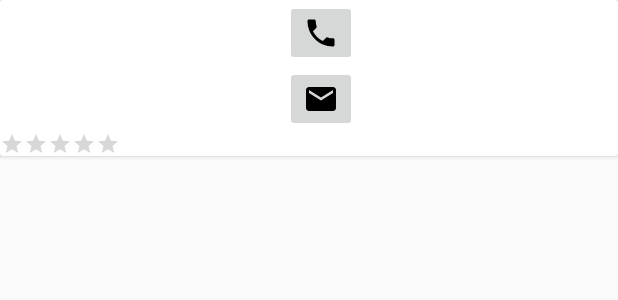
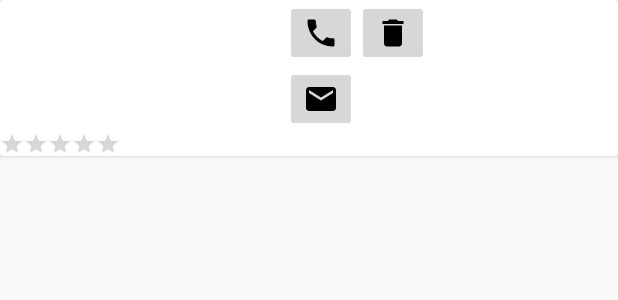
Before and after one commit to ElyaKarapetyan/Android, an Android app: the layout user_model.xml on its own in the app's theme, with its tools: preview values and no code run, on a phone screen of 412 x 824 dp. Shown: the top 300 px of the screen. Run offline under Robolectric (Android 15) with nearby library versions, the phone set to English and light mode, and no system bars.

Commit message:
current version

```diff
--- /dev/null
+++ b/7_31-07/SearchUser/app/src/main/res/drawable/ic_delete.xml
@@ -0,0 +1,9 @@
+<vector xmlns:android="http://schemas.android.com/apk/res/android"
+        android:width="24dp"
+        android:height="24dp"
+        android:viewportWidth="24.0"
+        android:viewportHeight="24.0">
+    <path
+        android:fillColor="#FF000000"
+        android:pathData="M6,19c0,1.1 0.9,2 2,2h8c1.1,0 2,-0.9 2,-2V7H6v12zM19,4h-3.5l-1,-1h-5l-1,1H5v2h14V4z"/>
+</vector>
--- a/7_31-07/SearchUser/app/src/main/res/layout/content_scrolling.xml
+++ b/7_31-07/SearchUser/app/src/main/res/layout/content_scrolling.xml
@@ -13,5 +13,9 @@
         android:layout_height="wrap_content"
         android:layout_margin="@dimen/text_margin"
         android:text="@string/large_text" />
+    <!--<VideoView-->
+        <!--android:id="@+id/video"-->
+        <!--android:layout_width="match_parent"-->
+        <!--android:layout_height="wrap_content" />-->
 
 </android.support.v4.widget.NestedScrollView>
--- a/7_31-07/SearchUser/app/src/main/res/layout/user_model.xml
+++ b/7_31-07/SearchUser/app/src/main/res/layout/user_model.xml
@@ -56,6 +56,11 @@
                     android:layout_marginLeft="100dp"
                     android:src="@drawable/ic_email"/>
             </LinearLayout>
+            <ImageButton
+                android:id="@+id/deleteBtn"
+                android:layout_width="wrap_content"
+                android:layout_height="wrap_content"
+                android:src="@drawable/ic_delete"/>
 
         </LinearLayout>
 
```
Also changed, not shown: 7_31-07/SearchUser/app/src/main/java/com/example/student/searchuser/DataProvider.java (+0 -8 lines), 7_31-07/SearchUser/app/src/main/java/com/example/student/searchuser/MainActivity.java (+7 -4 lines), 7_31-07/SearchUser/app/src/main/java/com/example/student/searchuser/MyAdapter.java (+18 -1 lines).
